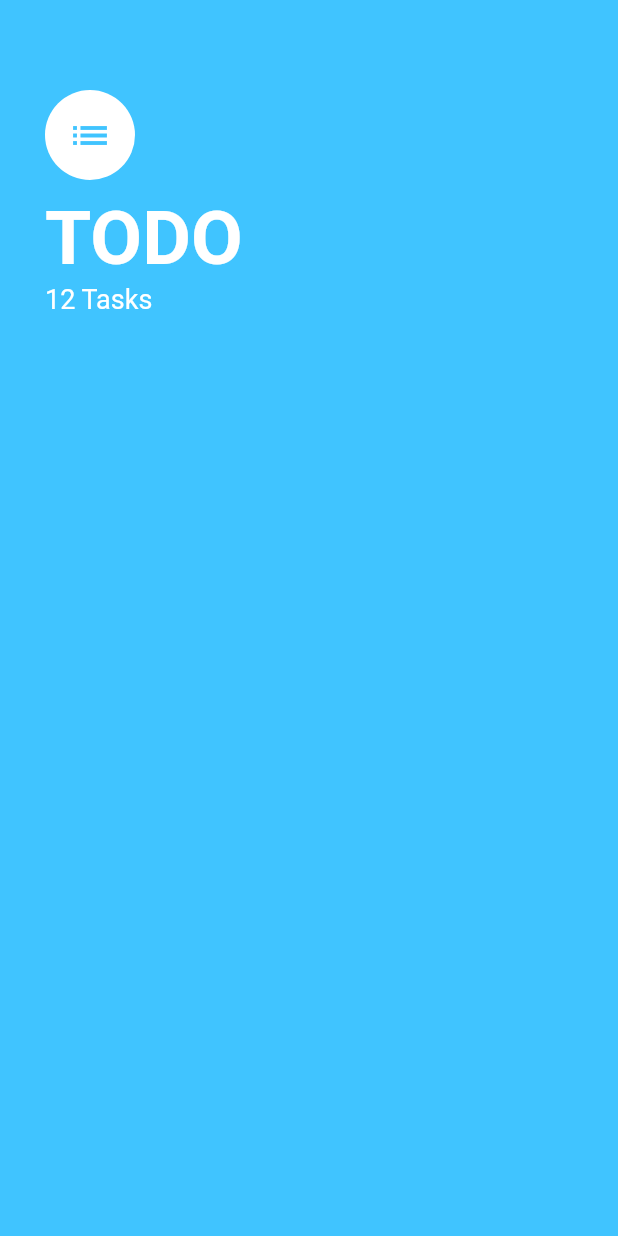
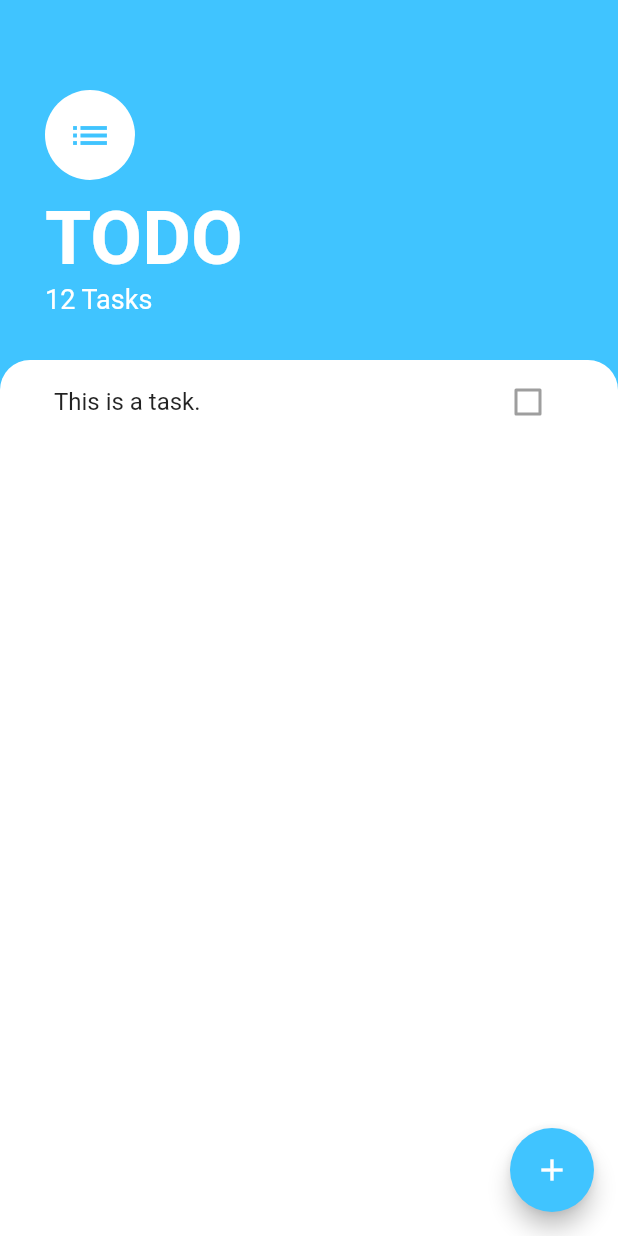
Before and after one commit to sabanansari/TODO-List, a Flutter app: the screen it shows after launch, on a phone screen of 412 x 824 dp. Run offline on Flutter 3.47's test engine with Material 2 defaults, Android fonts, the phone set to English and light mode, and no system bars.

Commit message:
listview added

```diff
--- a/lib/screens/tasks_screen.dart
+++ b/lib/screens/tasks_screen.dart
@@ -1,19 +1,28 @@
 import 'package:flutter/material.dart';
+import 'package:todo_list/widgets/tasks_list.dart';
 
 class TasksScreen extends StatelessWidget {
   @override
   Widget build(BuildContext context) {
     return Scaffold(
       backgroundColor: Colors.lightBlueAccent,
-      body: Container(
-        padding:
-            EdgeInsets.only(top: 60.0, left: 30.0, right: 30.0, bottom: 30.0),
+      floatingActionButton: FloatingActionButton(
+        onPressed: () {},
+        backgroundColor: Colors.lightBlueAccent,
+        child: Icon(Icons.add),
+      ),
+      body: Column(
+        crossAxisAlignment: CrossAxisAlignment.start,
+        children: <Widget>[
+          Container(
+            padding: EdgeInsets.only(
+                top: 60.0, left: 30.0, right: 30.0, bottom: 30.0),
             child: Column(
               crossAxisAlignment: CrossAxisAlignment.start,
               children: <Widget>[
                 CircleAvatar(
-              child:
-                  Icon(Icons.list, size: 30.0, color: Colors.lightBlueAccent),
+                  child: Icon(Icons.list,
+                      size: 30.0, color: Colors.lightBlueAccent),
                   backgroundColor: Colors.white,
                   radius: 30.0,
                 ),
@@ -32,9 +41,24 @@ class TasksScreen extends StatelessWidget {
                     color: Colors.white,
                     fontSize: 18.0,
                   ),
-            )
+                ),
               ],
             ),
+          ),
+          Expanded(
+            child: Container(
+              padding: EdgeInsets.symmetric(horizontal: 20.0),
+              decoration: BoxDecoration(
+                color: Colors.white,
+                borderRadius: BorderRadius.only(
+                  topLeft: Radius.circular(20.0),
+                  topRight: Radius.circular(20.0),
+                ),
+              ),
+              child: TasksList(),
+            ),
+          ),
+        ],
       ),
     );
   }
--- /dev/null
+++ b/lib/widgets/task_tile.dart
@@ -0,0 +1,13 @@
+import 'package:flutter/material.dart';
+
+class TaskTile extends StatelessWidget {
+  @override
+  Widget build(BuildContext context) {
+    return ListTile(
+      title: Text('This is a task.'),
+      trailing: Checkbox(
+        value: false,
+      ),
+    );
+  }
+}
--- /dev/null
+++ b/lib/widgets/tasks_list.dart
@@ -0,0 +1,11 @@
+import 'package:flutter/material.dart';
+import 'task_tile.dart';
+
+class TasksList extends StatelessWidget {
+  @override
+  Widget build(BuildContext context) {
+    return ListView(
+      children: <Widget>[TaskTile()],
+    );
+  }
+}
```
Lines whose indentation alone changed are shown as unchanged.
